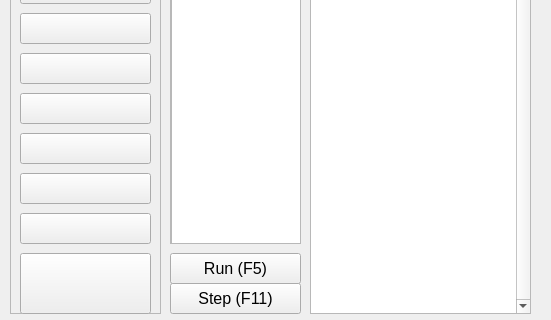
First picture: the form in PyASM.ui, repository sathyamvellal/Software-Machine, before the edit; both pictures show x 0 to 551 and y 187 to 507 of the 551 by 507 pixel window.
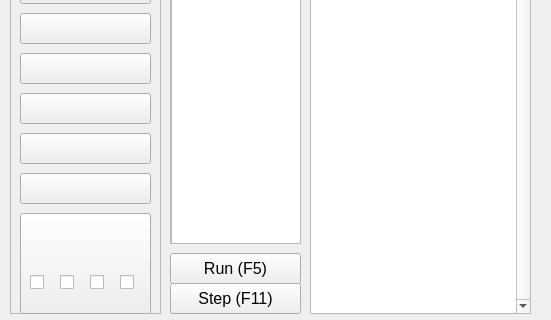
Second picture: the form after the edit.

Commit message:
Flags as QCheckBox, SP hidden
SP Button is now removed.
Stack Location is now fixed from FFFE.
The Flags button is bigger.
The Flags are now shown in checkboxes, and not as plain text.

```diff
--- a/PyASM.ui
+++ b/PyASM.ui
@@ -237,9 +237,9 @@
     <property name="geometry">
      <rect>
       <x>10</x>
-      <y>400</y>
+      <y>360</y>
       <width>131</width>
-      <height>61</height>
+      <height>101</height>
      </rect>
     </property>
     <property name="font">
@@ -283,28 +283,79 @@
      <bool>false</bool>
     </property>
    </widget>
-   <widget class="QPushButton" name="sp">
+   <widget class="QCheckBox" name="flagZ">
+    <property name="enabled">
+     <bool>true</bool>
+    </property>
     <property name="geometry">
      <rect>
-      <x>10</x>
-      <y>360</y>
-      <width>131</width>
-      <height>31</height>
+      <x>20</x>
+      <y>420</y>
+      <width>16</width>
+      <height>19</height>
      </rect>
     </property>
-    <property name="font">
-     <font>
-      <family>Ubuntu</family>
-      <pointsize>12</pointsize>
-     </font>
+    <property name="text">
+     <string/>
     </property>
+    <property name="checkable">
+     <bool>false</bool>
+    </property>
+   </widget>
+   <widget class="QCheckBox" name="flagE">
+    <property name="enabled">
+     <bool>true</bool>
+    </property>
+    <property name="geometry">
+     <rect>
+      <x>50</x>
+      <y>420</y>
+      <width>16</width>
+      <height>19</height>
+     </rect>
+    </property>
     <property name="text">
      <string/>
     </property>
     <property name="checkable">
      <bool>false</bool>
     </property>
-    <property name="checked">
+   </widget>
+   <widget class="QCheckBox" name="flagG">
+    <property name="enabled">
+     <bool>true</bool>
+    </property>
+    <property name="geometry">
+     <rect>
+      <x>80</x>
+      <y>420</y>
+      <width>16</width>
+      <height>19</height>
+     </rect>
+    </property>
+    <property name="text">
+     <string/>
+    </property>
+    <property name="checkable">
+     <bool>false</bool>
+    </property>
+   </widget>
+   <widget class="QCheckBox" name="flagL">
+    <property name="enabled">
+     <bool>true</bool>
+    </property>
+    <property name="geometry">
+     <rect>
+      <x>110</x>
+      <y>420</y>
+      <width>16</width>
+      <height>19</height>
+     </rect>
+    </property>
+    <property name="text">
+     <string/>
+    </property>
+    <property name="checkable">
      <bool>false</bool>
     </property>
    </widget>
```
Left out of the diff: 4 changed lines with no effect on the pictures. The commit also changes 2 other files.
